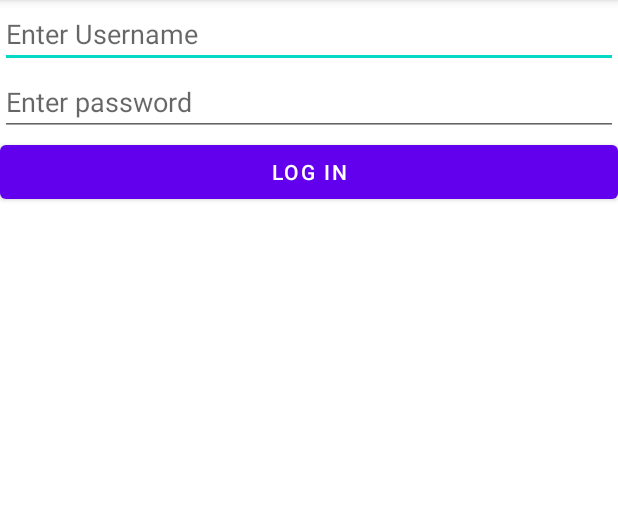
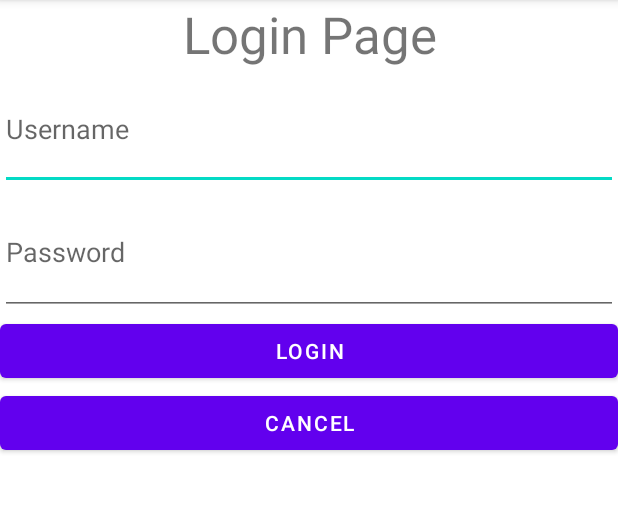
Before and after one commit to HirushiW/L04-IT21229848, an Android app: the screen it shows after launch (MainActivity), on a phone screen of 412 x 824 dp, the part 84-596 px from its top. Run offline under Robolectric (Android 15) with nearby library versions, the phone set to English and light mode, and no system bars.

Commit message:
login edited

```diff
--- a/app/src/main/res/layout/activity_main.xml
+++ b/app/src/main/res/layout/activity_main.xml
@@ -7,25 +7,39 @@
     android:orientation="vertical"
     tools:context=".MainActivity" >
 
-    <EditText
-        android:id="@+id/editTextTextPersonName3"
+    <TextView
+        android:id="@+id/textView"
         android:layout_width="match_parent"
         android:layout_height="wrap_content"
+        android:text="Login Page"
+        android:textAlignment="center"
+        android:textSize="34sp" />
+
+    <EditText
+        android:id="@+id/editTextTextPersonName2"
+        android:layout_width="match_parent"
+        android:layout_height="81dp"
         android:ems="10"
-        android:hint="Enter Username"
+        android:hint="Username"
         android:inputType="textPersonName" />
 
     <EditText
-        android:id="@+id/editTextTextPersonName4"
+        android:id="@+id/editTextTextPassword"
         android:layout_width="match_parent"
-        android:layout_height="wrap_content"
+        android:layout_height="83dp"
         android:ems="10"
-        android:hint="Enter password"
-        android:inputType="textPersonName" />
+        android:hint="Password"
+        android:inputType="textPassword" />
 
     <Button
         android:id="@+id/button"
         android:layout_width="match_parent"
         android:layout_height="wrap_content"
-        android:text="LOG IN" />
+        android:text="login" />
+
+    <Button
+        android:id="@+id/button2"
+        android:layout_width="match_parent"
+        android:layout_height="wrap_content"
+        android:text="cancel" />
 </LinearLayout>
```
